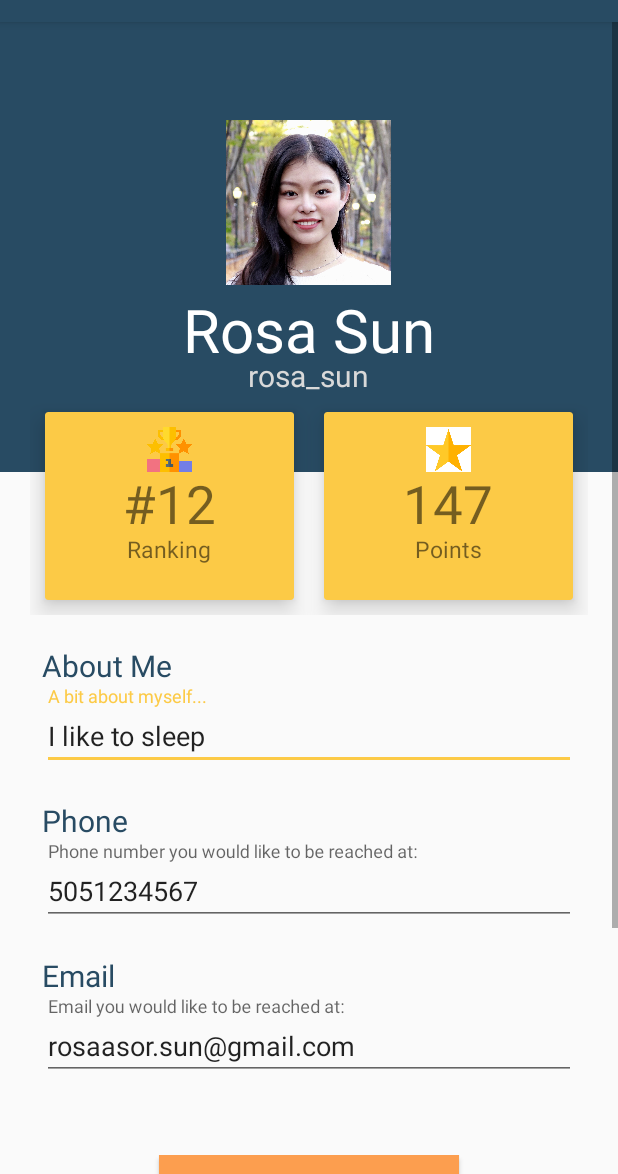
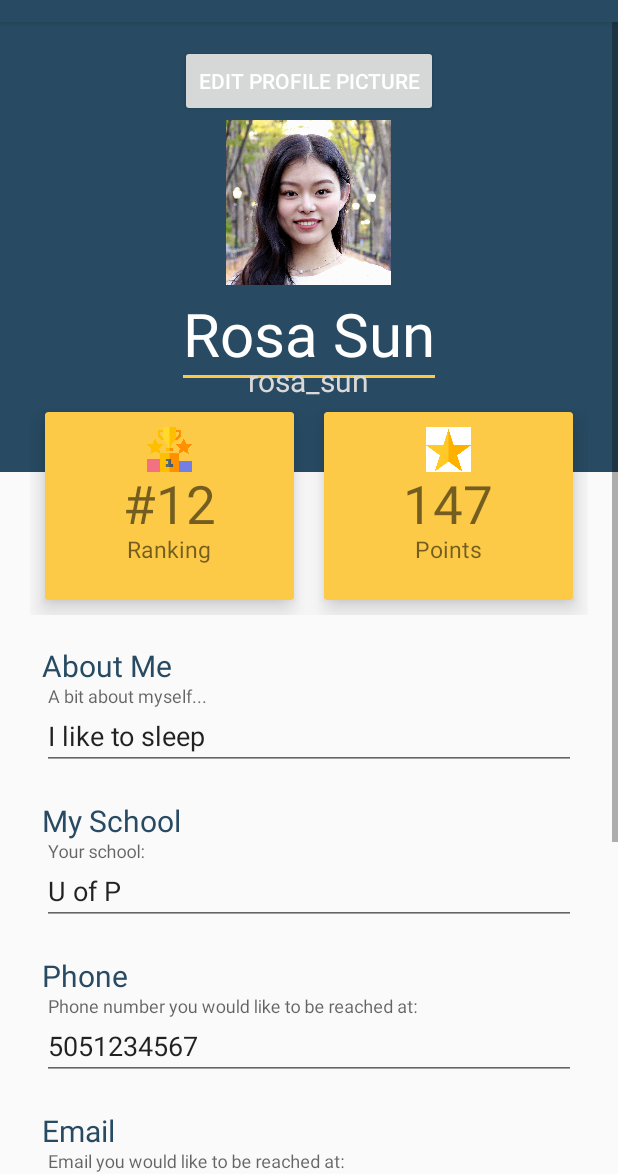
Before and after one commit to justkhant/SwapSwap---Android-WebAp, an Android app: the EditProfileActivity screen opened directly, with no data from a screen before it, on a phone screen of 412 x 824 dp, the part 62-1236 px from its top. Run offline under Robolectric (Android 15) with nearby library versions, the phone set to English and light mode, and no system bars.

Commit message:
School info on prof pages
added school info on both profile pages and made profile picture editable on edit prof page

```diff
--- a/Final_Project/app/src/main/res/layout/activity_edit_profile.xml
+++ b/Final_Project/app/src/main/res/layout/activity_edit_profile.xml
@@ -28,8 +28,17 @@
                 android:layout_marginTop="50dp"
                 android:layout_marginBottom="8dp"/>
 
+            <Button
+                android:id="@+id/edit_prof_pic"
+                android:layout_width="wrap_content"
+                android:layout_height="wrap_content"
+                android:onClick="onProfPicButtonClick"
+                android:text="EDIT PROFILE PICTURE"
+                android:layout_centerHorizontal="true"
+                android:textColor="#ffffff"/>
+
             // display full name
-            <TextView
+            <com.google.android.material.textfield.TextInputEditText
                 android:id="@+id/full_name"
                 android:layout_width="wrap_content"
                 android:layout_height="wrap_content"
@@ -38,6 +47,8 @@
                 android:layout_below="@+id/profile_pic"
                 android:layout_centerHorizontal="true"
                 android:includeFontPadding="false"
+                android:layout_marginTop="-7dp"
+                android:layout_marginBottom="-10dp"
                 android:textColor="#ffffff"/>
 
             // display username
@@ -187,6 +198,38 @@
             android:layout_marginRight="28dp"
             android:layout_marginBottom="20dp">
 
+            // About me header
+            <TextView
+                android:id="@+id/school_header"
+                android:layout_width="wrap_content"
+                android:layout_height="wrap_content"
+                android:text="My School"
+                android:textColor="#284b63"
+                android:textSize="20sp" />
+
+            // user input for about me
+            <com.google.android.material.textfield.TextInputLayout
+                android:layout_width="match_parent"
+                android:layout_height="wrap_content"
+                android:layout_below="@id/school_header"
+                android:hint="Your school:"
+                android:textSize="20sp">
+
+                <com.google.android.material.textfield.TextInputEditText
+                    android:layout_width="match_parent"
+                    android:layout_height="wrap_content"
+                    android:text="U of P"/>
+            </com.google.android.material.textfield.TextInputLayout>
+        </RelativeLayout>
+
+        // phone
+        <RelativeLayout
+            android:layout_width="match_parent"
+            android:layout_height="wrap_content"
+            android:layout_marginLeft="28dp"
+            android:layout_marginRight="28dp"
+            android:layout_marginBottom="20dp">
+
             // phone header
             <TextView
                 android:id="@+id/phone_header"
```
Also changed, not shown: Final_Project/app/src/main/res/layout/activity_user_profile.xml (+25 -0 lines).
